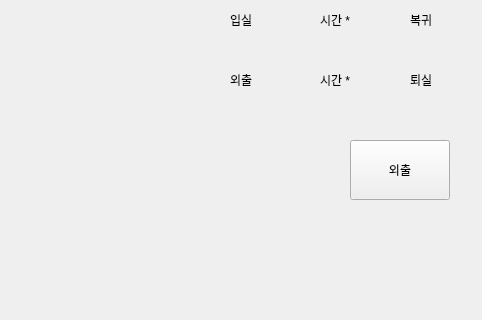
First picture: the form in user.ui, repository jungyeonwoo265/BeaCon, before the edit; both pictures show x 0 to 482 and y 480 to 800 of the 800 by 800 pixel window.
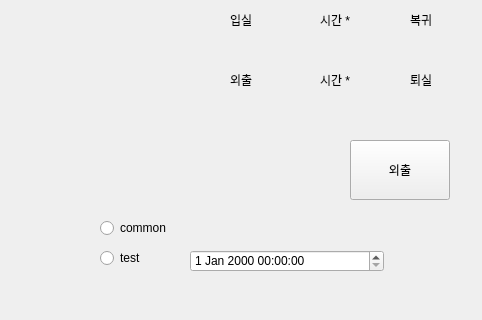
Second picture: the form after the edit.

What changed in the file:
```diff
--- a/user.ui
+++ b/user.ui
@@ -438,6 +438,42 @@
       <string>문자 *</string>
      </property>
     </widget>
+    <widget class="QRadioButton" name="rb_common">
+     <property name="geometry">
+      <rect>
+       <x>100</x>
+       <y>700</y>
+       <width>90</width>
+       <height>16</height>
+      </rect>
+     </property>
+     <property name="text">
+      <string>common</string>
+     </property>
+    </widget>
+    <widget class="QRadioButton" name="rb_test">
+     <property name="geometry">
+      <rect>
+       <x>100</x>
+       <y>730</y>
+       <width>90</width>
+       <height>16</height>
+      </rect>
+     </property>
+     <property name="text">
+      <string>test</string>
+     </property>
+    </widget>
+    <widget class="QDateTimeEdit" name="dte_test">
+     <property name="geometry">
+      <rect>
+       <x>190</x>
+       <y>730</y>
+       <width>194</width>
+       <height>22</height>
+      </rect>
+     </property>
+    </widget>
    </widget>
    <widget class="QWidget" name="page_2">
     <widget class="QLabel" name="lb_attendance_page2">
```
